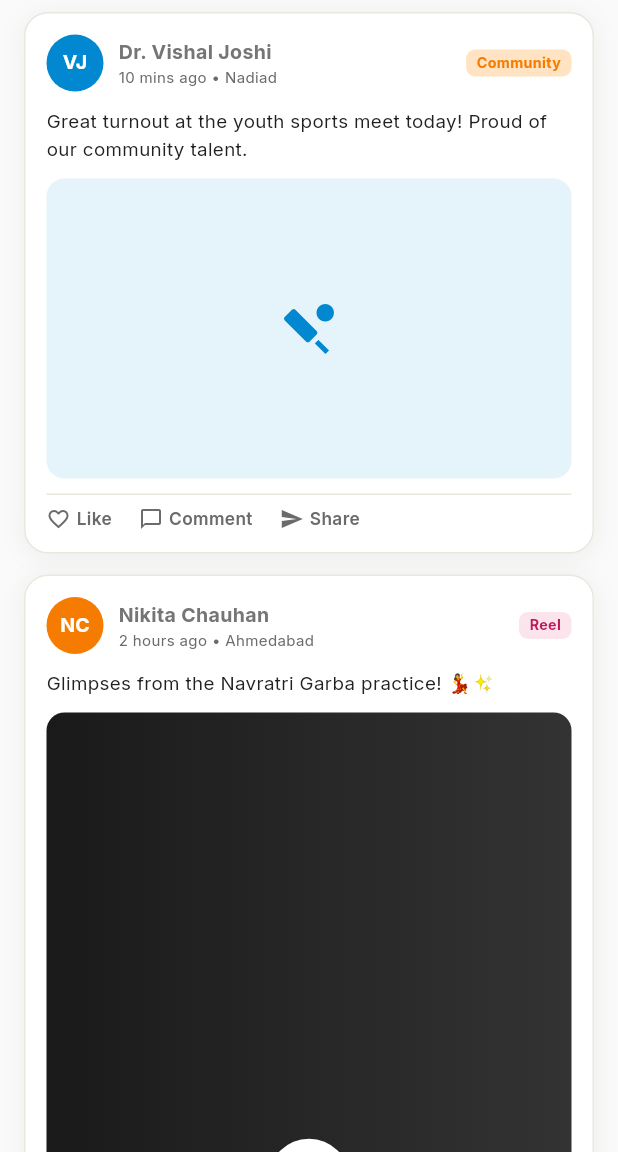
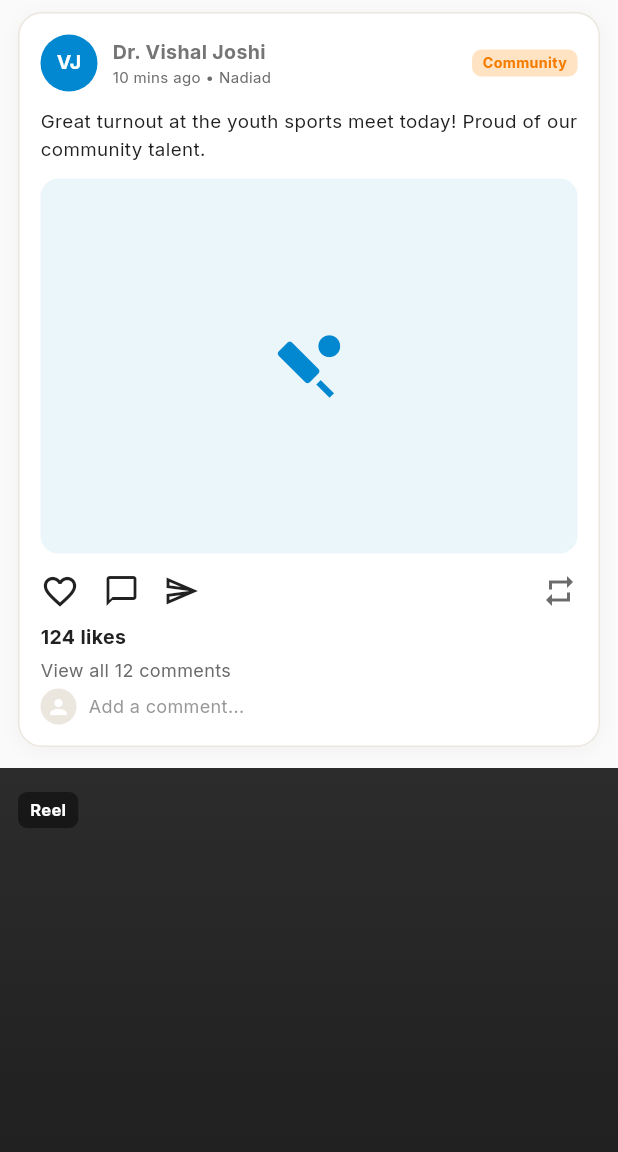
Before and after one commit to rishik-123/Final-Year-Project-Kutumbsetu, a Flutter app: the CommunityFeedScreen screen opened directly, on a phone screen of 412 x 824 dp, the part 84-1236 px from its top. Run offline on Flutter 3.47's test engine with Material 3 defaults, Android fonts, the phone set to English and light mode, and no system bars; our stand-ins replace firebase_auth, firebase_core, flutter_riverpod, go_router, google_fonts, image_picker; accounts and stored records are empty.

Commit message:
updated the community feed module with like and comment features

```diff
--- a/lib/community/community_feed.dart
+++ b/lib/community/community_feed.dart
@@ -19,8 +19,8 @@ class CommunityFeedScreen extends StatelessWidget {
     return Scaffold(
       backgroundColor: kBgColor,
       appBar: AppBar(
-        backgroundColor: Colors.transparent,
-        elevation: 0,
+        backgroundColor: kCardColor,
+        elevation: 1,
         title: const Text(
           "Community Feed",
           style: TextStyle(color: kTextColor, fontWeight: FontWeight.bold),
@@ -28,14 +28,14 @@ class CommunityFeedScreen extends StatelessWidget {
         actions: [
           IconButton(
             icon: const Icon(Icons.add_box_outlined, color: kTextColor),
-            onPressed: () {}, // Add post
+            onPressed: () {}, // Handle new post creation
           )
         ],
       ),
       body: ListView(
-        padding: const EdgeInsets.symmetric(horizontal: 16, vertical: 8),
+        padding: const EdgeInsets.symmetric(vertical: 8),
         children: const [
-          // 1. STANDARD PHOTO POST
+          // 1. STANDARD PHOTO POST (Instagram Style)
           PostCard(
             avatarText: "VJ",
             avatarColor: kPeacock,
@@ -43,20 +43,21 @@ class CommunityFeedScreen extends StatelessWidget {
             timeLocation: "10 mins ago • Nadiad",
             badgeText: "Community",
             content: "Great turnout at the youth sports meet today! Proud of our community talent.",
+            likesCount: 124,
+            commentsCount: 12,
             mediaWidget: _PlaceholderMedia(icon: Icons.sports_cricket, color: kPeacock),
           ),
 
-          // 2. REEL / VIDEO POST
-          PostCard(
+          // 2. REEL / VIDEO POST (Instagram Reels Style)
+          InstagramStyleReel(
             avatarText: "NC",
             avatarColor: kSaffron,
             authorName: "Nikita Chauhan",
-            timeLocation: "2 hours ago • Ahmedabad",
-            badgeText: "Reel",
-            badgeColor: Color(0xFFFCE4EC),
-            badgeTextColor: Color(0xFFC2185B),
-            content: "Glimpses from the Navratri Garba practice! 💃✨",
-            mediaWidget: _ReelPlaceholder(),
+            caption: "Glimpses from the Navratri Garba practice! 💃✨ #DarjiSamaj #Garba",
+            audioTrack: "Original Audio - Nikita Chauhan",
+            likesCount: "1.2K",
+            commentsCount: "45",
+            sharesCount: "120",
           ),
 
           // 3. CELEBRATION POST (Newborn / Marriage)
@@ -70,6 +71,8 @@ class CommunityFeedScreen extends StatelessWidget {
             badgeTextColor: Color(0xFFC2185B),
             eventHighlightTitle: "Blessed with a Baby Boy! 🍼🐣",
             content: "By the grace of Kuldevi, we are thrilled to announce the arrival of our baby boy, Arjun. Seeking blessings from all elders.",
+            likesCount: 512,
+            commentsCount: 108,
           ),
 
           // 4. JOB ADVERTISEMENT (Classified)
@@ -106,6 +109,8 @@ class CommunityFeedScreen extends StatelessWidget {
             badgeTextColor: Color(0xFF424242),
             isObituary: true,
             content: "Late Shri Chhotalal Chauhan\n(1928 - 2026)\n\nWith deep sorrow, we inform you of the sad demise of our beloved grandfather. The Besnu (prayer meeting) will be held on...",
+            likesCount: 840,
+            commentsCount: 230,
           ),
         ],
       ),
@@ -113,7 +118,7 @@ class CommunityFeedScreen extends StatelessWidget {
   }
 }
 
-// --- REUSABLE POST CARD WIDGET ---
+// --- STANDARD POST CARD (Instagram Style Likes/Comments/Reposts) ---
 class PostCard extends StatelessWidget {
   final String avatarText;
   final Color avatarColor;
@@ -126,6 +131,8 @@ class PostCard extends StatelessWidget {
   final Widget? mediaWidget;
   final String? eventHighlightTitle;
   final bool isObituary;
+  final int likesCount;
+  final int commentsCount;
 
   const PostCard({
     super.key,
@@ -140,12 +147,14 @@ class PostCard extends StatelessWidget {
     this.mediaWidget,
     this.eventHighlightTitle,
     this.isObituary = false,
+    this.likesCount = 0,
+    this.commentsCount = 0,
   });
 
   @override
   Widget build(BuildContext context) {
     return Container(
-      margin: const EdgeInsets.only(bottom: 14),
+      margin: const EdgeInsets.only(bottom: 14, left: 12, right: 12),
       padding: const EdgeInsets.all(14),
       decoration: BoxDecoration(
         color: kCardColor,
@@ -153,8 +162,8 @@ class PostCard extends StatelessWidget {
         border: Border.all(color: kDivider),
         boxShadow: const [
           BoxShadow(
-            color: Color.fromRGBO(33, 26, 15, 0.06),
-            blurRadius: 14,
+            color: Color.fromRGBO(33, 26, 15, 0.04),
+            blurRadius: 10,
             offset: Offset(0, 2),
           )
         ],
@@ -170,8 +179,7 @@ class PostCard extends StatelessWidget {
                 radius: 19,
                 child: Text(
                   avatarText,
-                  style: const TextStyle(
-                      color: Colors.white, fontSize: 13, fontWeight: FontWeight.bold),
+                  style: const TextStyle(color: Colors.white, fontSize: 13, fontWeight: FontWeight.bold),
                 ),
               ),
               const SizedBox(width: 10),
@@ -199,7 +207,7 @@ class PostCard extends StatelessWidget {
           ),
           const SizedBox(height: 10),
 
-          // Event Highlight Box (If applicable)
+          // Event Highlight Box (Newborn/Marriage)
           if (eventHighlightTitle != null)
             Container(
               width: double.infinity,
@@ -217,38 +225,226 @@ class PostCard extends StatelessWidget {
               ),
             ),
 
-          // Body Text
+          // Content
           Text(
             content,
             textAlign: isObituary ? TextAlign.center : TextAlign.start,
-            style: const TextStyle(fontSize: 12.5, height: 1.48, color: kTextColor),
+            style: const TextStyle(fontSize: 12.5, height: 1.48, color: kTextColor)
           ),
 
-          // Media (Photo/Reel)
+          // Media (Photo)
           if (mediaWidget != null) ...[
             const SizedBox(height: 10),
             mediaWidget!,
           ],
 
-          // Footer Actions
-          const Padding(
-            padding: EdgeInsets.only(top: 10),
-            child: Divider(color: kDivider, height: 1),
+          // Instagram-style Action Bar
+          const SizedBox(height: 12),
+          Row(
+            children: [
+              const Icon(Icons.favorite_border, size: 26, color: kTextColor),
+              const SizedBox(width: 16),
+              const Icon(Icons.chat_bubble_outline, size: 24, color: kTextColor),
+              const SizedBox(width: 16),
+              const Icon(Icons.send_outlined, size: 24, color: kTextColor), // Share
+              const Spacer(),
+              const Icon(Icons.repeat, size: 24, color: kTextSoft), // Repost
+            ],
           ),
-          Padding(
-            padding: const EdgeInsets.only(top: 8),
-            child: Row(
-              children: [
-                _ActionBtn(icon: Icons.favorite_border, text: "Like"),
-                const SizedBox(width: 18),
-                _ActionBtn(icon: Icons.chat_bubble_outline, text: "Comment"),
-                const SizedBox(width: 18),
-                _ActionBtn(icon: Icons.send, text: "Share"),
-              ],
+
+          const SizedBox(height: 8),
+
+          // Likes & Comments Text
+          Text(
+            "$likesCount likes",
+            style: const TextStyle(fontWeight: FontWeight.bold, fontSize: 13, color: kTextColor),
+          ),
+          const SizedBox(height: 4),
+          if (commentsCount > 0)
+            Text(
+              "View all $commentsCount comments",
+              style: const TextStyle(fontSize: 12, color: kTextSoft),
             ),
+          const SizedBox(height: 4),
+
+          // Add comment placeholder
+          Row(
+            children: [
+              const CircleAvatar(
+                backgroundColor: kDivider,
+                radius: 12,
+                child: Icon(Icons.person, size: 16, color: Colors.white),
+              ),
+              const SizedBox(width: 8),
+              Expanded(
+                child: Text("Add a comment...", style: TextStyle(fontSize: 12, color: kTextSoft.withOpacity(0.7))),
+              ),
+            ],
           )
         ],
       ),
+    );
+  }
+}
+
+// --- INSTAGRAM-STYLE REEL WIDGET ---
+class InstagramStyleReel extends StatelessWidget {
+  final String avatarText;
+  final Color avatarColor;
+  final String authorName;
+  final String caption;
+  final String audioTrack;
+  final String likesCount;
+  final String commentsCount;
+  final String sharesCount;
+
+  const InstagramStyleReel({
+    super.key,
+    required this.avatarText,
+    required this.avatarColor,
+    required this.authorName,
+    required this.caption,
+    required this.audioTrack,
+    required this.likesCount,
+    required this.commentsCount,
+    required this.sharesCount,
+  });
+
+  @override
+  Widget build(BuildContext context) {
+    // Fixed height for feed scrolling. If you want true full screen,
+    // this would be used inside a PageView.builder with height: MediaQuery.of(context).size.height
+    return Container(
+      margin: const EdgeInsets.only(bottom: 14),
+      height: 600,
+      decoration: const BoxDecoration(
+        color: Colors.black,
+        gradient: LinearGradient(
+          begin: Alignment.topCenter,
+          end: Alignment.bottomCenter,
+          colors: [Color(0xFF2C2C2C), Color(0xFF111111)],
+        ),
+      ),
+      child: Stack(
+        children: [
+          // Play Button Indicator (Center)
+          const Center(
+            child: Icon(Icons.play_arrow, color: Colors.white54, size: 80),
+          ),
+
+          // Bottom Left: User Info & Caption
+          Positioned(
+            bottom: 20,
+            left: 12,
+            right: 80, // Leave space for right column
+            child: Column(
+              crossAxisAlignment: CrossAxisAlignment.start,
+              children: [
+                Row(
+                  children: [
+                    CircleAvatar(
+                      backgroundColor: avatarColor,
+                      radius: 16,
+                      child: Text(avatarText, style: const TextStyle(color: Colors.white, fontSize: 11, fontWeight: FontWeight.bold)),
+                    ),
+                    const SizedBox(width: 8),
+                    Text(authorName, style: const TextStyle(color: Colors.white, fontWeight: FontWeight.bold, fontSize: 14)),
+                    const SizedBox(width: 8),
+                    Container(
+                      padding: const EdgeInsets.symmetric(horizontal: 8, vertical: 4),
+                      decoration: BoxDecoration(
+                        border: Border.all(color: Colors.white),
+                        borderRadius: BorderRadius.circular(6),
+                      ),
+                      child: const Text("Follow", style: TextStyle(color: Colors.white, fontSize: 10, fontWeight: FontWeight.bold)),
+                    )
+                  ],
+                ),
+                const SizedBox(height: 12),
+                Text(
+                  caption,
+                  style: const TextStyle(color: Colors.white, fontSize: 13),
+                  maxLines: 2,
+                  overflow: TextOverflow.ellipsis,
+                ),
+                const SizedBox(height: 12),
+                Row(
+                  children: [
+                    const Icon(Icons.music_note, color: Colors.white, size: 14),
+                    const SizedBox(width: 6),
+                    Text(audioTrack, style: const TextStyle(color: Colors.white, fontSize: 12)),
+                  ],
+                ),
+              ],
+            ),
+          ),
+
+          // Bottom Right: Action Column (Like, Comment, Share, Repost, Audio)
+          Positioned(
+            bottom: 20,
+            right: 12,
+            child: Column(
+              children: [
+                _ReelAction(icon: Icons.favorite_border, label: likesCount),
+                const SizedBox(height: 20),
+                _ReelAction(icon: Icons.chat_bubble_outline, label: commentsCount),
+                const SizedBox(height: 20),
+                _ReelAction(icon: Icons.send_outlined, label: sharesCount),
+                const SizedBox(height: 20),
+                const _ReelAction(icon: Icons.repeat, label: "Repost"),
+                const SizedBox(height: 24),
+                // Audio Track Image/Box
+                Container(
+                  width: 32,
+                  height: 32,
+                  decoration: BoxDecoration(
+                    color: Colors.white24,
+                    border: Border.all(color: Colors.white, width: 2),
+                    borderRadius: BorderRadius.circular(8),
+                  ),
+                  child: const Icon(Icons.multitrack_audio, color: Colors.white, size: 18),
+                )
+              ],
+            ),
+          ),
+
+          // Badge at top
+          Positioned(
+            top: 16,
+            left: 12,
+            child: Container(
+              padding: const EdgeInsets.symmetric(horizontal: 8, vertical: 4),
+              decoration: BoxDecoration(
+                color: Colors.black45,
+                borderRadius: BorderRadius.circular(6),
+              ),
+              child: const Text("Reel", style: TextStyle(color: Colors.white, fontSize: 11, fontWeight: FontWeight.bold)),
+            ),
+          ),
+        ],
+      ),
+    );
+  }
+}
+
+// --- REEL ACTION HELPER ---
+class _ReelAction extends StatelessWidget {
+  final IconData icon;
+  final String label;
+
+  const _ReelAction({required this.icon, required this.label});
+
+  @override
+  Widget build(BuildContext context) {
+    return Column(
+      children: [
+        Icon(icon, color: Colors.white, size: 30),
+        const SizedBox(height: 4),
+        Text(
+          label,
+          style: const TextStyle(color: Colors.white, fontSize: 11, fontWeight: FontWeight.bold),
+        ),
+      ],
     );
   }
 }
@@ -279,7 +475,7 @@ class AdCard extends StatelessWidget {
   @override
   Widget build(BuildContext context) {
     return Container(
-      margin: const EdgeInsets.only(bottom: 14),
+      margin: const EdgeInsets.only(bottom: 14, left: 12, right: 12),
       padding: const EdgeInsets.all(14),
       decoration: BoxDecoration(
         color: bgColor,
@@ -330,24 +526,7 @@ class AdCard extends StatelessWidget {
   }
 }
 
-// --- HELPERS ---
-class _ActionBtn extends StatelessWidget {
-  final IconData icon;
-  final String text;
-  const _ActionBtn({required this.icon, required this.text});
-
-  @override
-  Widget build(BuildContext context) {
-    return Row(
-      children: [
-        Icon(icon, size: 16, color: kTextSoft),
-        const SizedBox(width: 4),
-        Text(text, style: const TextStyle(fontSize: 11.5, color: kTextSoft, fontWeight: FontWeight.w600)),
-      ],
-    );
-  }
-}
-
+// --- PHOTO PLACEHOLDER HELPER ---
 class _PlaceholderMedia extends StatelessWidget {
   final IconData icon;
   final Color color;
@@ -356,48 +535,13 @@ class _PlaceholderMedia extends StatelessWidget {
   @override
   Widget build(BuildContext context) {
     return Container(
-      height: 200,
+      height: 250,
       width: double.infinity,
       decoration: BoxDecoration(
-        color: color.withOpacity(0.1),
+        color: color.withOpacity(0.08),
         borderRadius: BorderRadius.circular(12),
       ),
-      child: Icon(icon, size: 40, color: color),
+      child: Icon(icon, size: 50, color: color),
     );
   }
 }
-
-class _ReelPlaceholder extends StatelessWidget {
-  const _ReelPlaceholder();
-
-  @override
-  Widget build(BuildContext context) {
-    return AspectRatio(
-      aspectRatio: 9 / 16,
-      child: Container(
-        decoration: BoxDecoration(
-          gradient: const LinearGradient(colors: [Color(0xFF1a1a1a), Color(0xFF333333)]),
-          borderRadius: BorderRadius.circular(12),
-        ),
-        child: Stack(
-          alignment: Alignment.center,
-          children: [
-            Container(
-              padding: const EdgeInsets.all(12),
-              decoration: const BoxDecoration(color: Colors.white, shape: BoxShape.circle),
-              child: const Icon(Icons.play_arrow, color: kSaffron, size: 30),
-            ),
-            const Positioned(
-              bottom: 12,
-              left: 12,
-              child: Text(
-                "▶ 1.2K views   ⏱ 0:45",
-                style: TextStyle(color: Colors.white, fontSize: 11, fontWeight: FontWeight.bold),
-              ),
-            )
-          ],
-        ),
-      ),
-    );
-  }
-}
```
